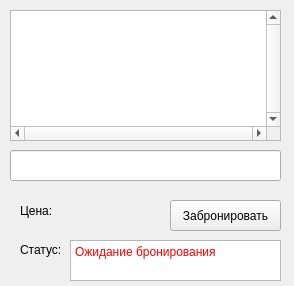
Old version of the form film.ui in the repository AnastasiaPotapova/Cinematic.
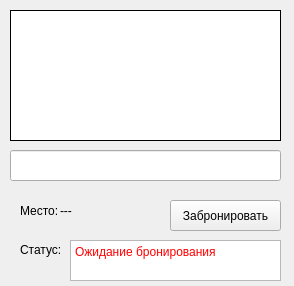
New version of the form.

What changed in the file:
```diff
--- a/film.ui
+++ b/film.ui
@@ -64,7 +64,7 @@
     </sizepolicy>
    </property>
    <property name="text">
-    <string>Цена:</string>
+    <string>Место:</string>
    </property>
   </widget>
   <widget class="QLabel" name="price">
@@ -83,7 +83,7 @@
     </sizepolicy>
    </property>
    <property name="text">
-    <string/>
+    <string>---</string>
    </property>
   </widget>
   <widget class="QLabel" name="inscription_statuc">
@@ -128,7 +128,7 @@
 &lt;p style=&quot; margin-top:0px; margin-bottom:0px; margin-left:0px; margin-right:0px; -qt-block-indent:0; text-indent:0px;&quot;&gt;&lt;span style=&quot; font-size:9pt; color:#ff0000;&quot;&gt;Ожидание бронирования&lt;/span&gt;&lt;/p&gt;&lt;/body&gt;&lt;/html&gt;</string>
    </property>
   </widget>
-  <widget class="QTextBrowser" name="room_session">
+  <widget class="QLabel" name="room_session">
    <property name="geometry">
     <rect>
      <x>10</x>
@@ -137,11 +137,20 @@
      <height>131</height>
     </rect>
    </property>
-   <property name="verticalScrollBarPolicy">
-    <enum>Qt::ScrollBarAlwaysOn</enum>
+   <property name="cursor">
+    <cursorShape>CrossCursor</cursorShape>
    </property>
-   <property name="horizontalScrollBarPolicy">
-    <enum>Qt::ScrollBarAlwaysOn</enum>
+   <property name="mouseTracking">
+    <bool>true</bool>
+   </property>
+   <property name="styleSheet">
+    <string notr="true">background-color: rgb(255, 255, 255);</string>
+   </property>
+   <property name="frameShape">
+    <enum>QFrame::Box</enum>
+   </property>
+   <property name="text">
+    <string/>
    </property>
   </widget>
  </widget>
```
Left out of the diff: 7 changed lines with no effect on the pictures.
